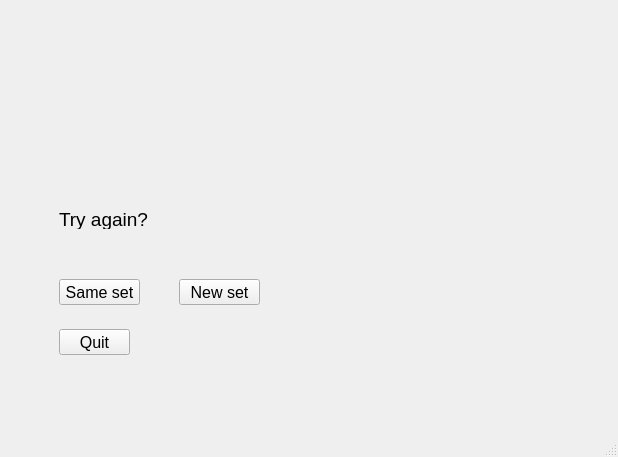
First picture: the form in Quiz_GUI_QT.ui, repository MajBill/AI_Quiz_Gen, before the edit.
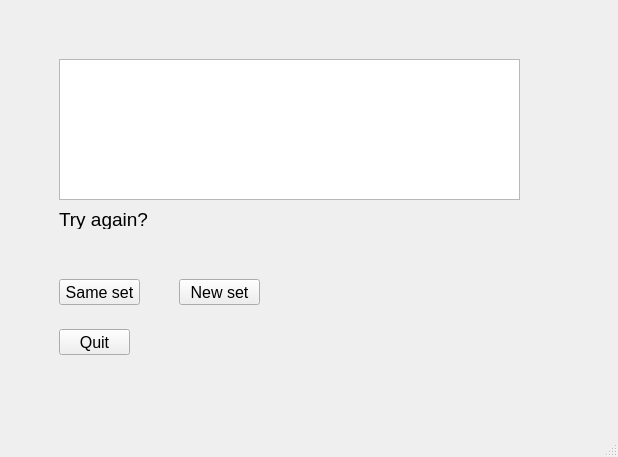
Second picture: the form after the edit. The open tabs and pages were chosen to show the change.

Diff of the .ui file:
```diff
--- a/Quiz_GUI_QT.ui
+++ b/Quiz_GUI_QT.ui
@@ -449,6 +449,16 @@
          <string>Quit</string>
         </property>
        </widget>
+       <widget class="QPlainTextEdit" name="txtResults">
+        <property name="geometry">
+         <rect>
+          <x>50</x>
+          <y>50</y>
+          <width>461</width>
+          <height>141</height>
+         </rect>
+        </property>
+       </widget>
       </widget>
      </widget>
     </item>
```
Left out of the diff: 18 changed lines with no effect on the pictures.
